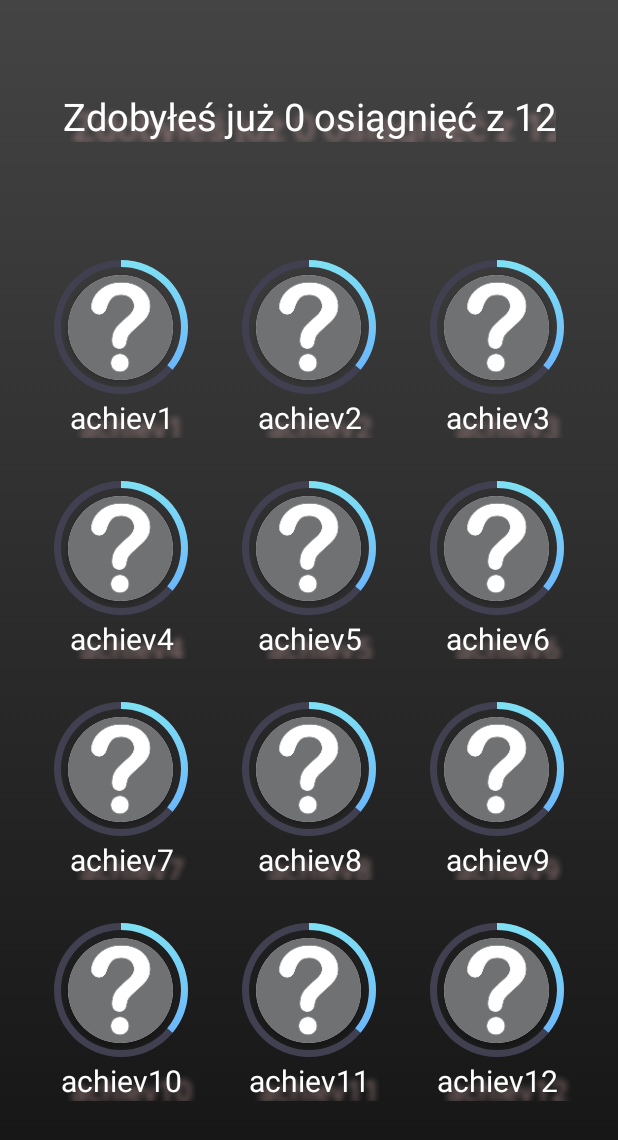
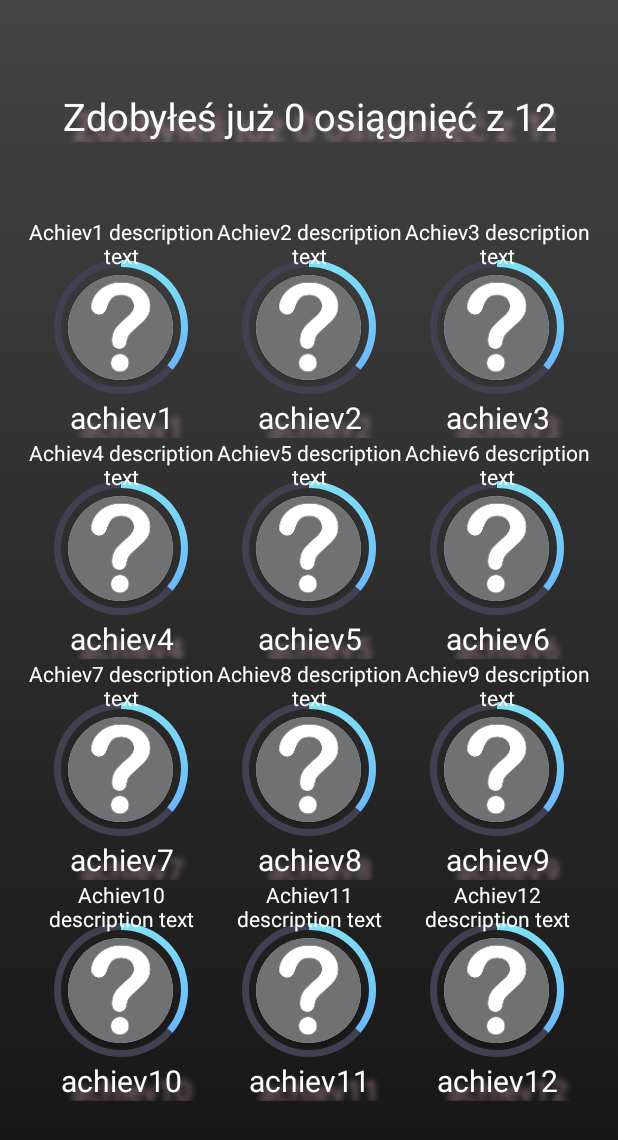
Before and after one commit to Jwalczaak/englishApp, an Android app: the screen it shows after launch (Achievements), after a tap on an icon or button, on a phone screen of 412 x 824 dp. Shown: the top 1140 px of the screen. Run offline under Robolectric (Android 15) with nearby library versions, the phone set to English and light mode, and no system bars.

Commit message:
Added description text to Achievements

```diff
--- a/app/src/main/java/com/example/ijapp/Achievements.java
+++ b/app/src/main/java/com/example/ijapp/Achievements.java
@@ -2,7 +2,9 @@ package com.example.ijapp;
 
 import androidx.appcompat.app.AppCompatActivity;
 
+import android.graphics.Color;
 import android.os.Bundle;
+import android.os.Debug;
 import android.util.Log;
 import android.view.ViewGroup;
 import android.widget.ProgressBar;
@@ -14,11 +16,19 @@ import android.view.View;
 import java.lang.reflect.Field;
 import java.util.ArrayList;
 import java.util.Random;
+import android.widget.RelativeLayout.LayoutParams;
+
+import org.w3c.dom.Text;
+
 
 public class Achievements extends AppCompatActivity {
 
-    ArrayList<ProgressBar> progressBars = new ArrayList();
-    int achivAll = 12;
+    ArrayList<ProgressBar> progressBars   = new ArrayList();
+    ArrayList<TextView>    achievNames    = new ArrayList();
+    ArrayList<Integer>     descriptionIDs = new ArrayList();
+
+
+    int achivAll  = 12;
     int achivDone = 0;
 
     @Override
@@ -28,7 +38,7 @@ public class Achievements extends AppCompatActivity {
         getProgressBars(getWindow().getDecorView());
         setRandomProgress(progressBars);
         setAchivText();
-
+        addAchievDescription();
     }
 
     void setAchivText()
@@ -42,18 +52,59 @@ public class Achievements extends AppCompatActivity {
     {
         if(pbs.isEmpty()) return;
         for(int i = 0; i < pbs.size(); i++)
-        {
             pbs.get(i).setProgress(new Random().nextInt(100));
-        }
     }
 
-    private void getProgressBars(View v) {
+    private void getProgressBars(View v)
+    {
         ViewGroup viewgroup=(ViewGroup)v;
-        for (int i = 0; i < viewgroup.getChildCount(); i++) {
+        for (int i = 0; i < viewgroup.getChildCount(); i++)
+        {
             View v1 = viewgroup.getChildAt(i);
-            if (v1 instanceof ViewGroup) getProgressBars(v1);
+            if (v1 instanceof  ViewGroup)   getProgressBars(v1);
+            if (v1 instanceof  TextView && v1.getTag() == null)    achievNames.add( (TextView) v1);
             if (v1 instanceof  ProgressBar) progressBars.add( (ProgressBar) v1);
         }
+
+    }
+
+
+    private void addAchievDescription()
+    {
+        for(int i = 0; i < progressBars.size(); i++)
+        {
+            RelativeLayout parent;
+            if(progressBars.get(i).getParent() instanceof RelativeLayout)
+                parent = (RelativeLayout) progressBars.get(i).getParent();
+            else return;
+
+            TextView tv = new TextView(this);
+            String txt = "Achiev" + (i+1) + " description text";
+
+            tv.setText(txt);
+            tv.setTextAlignment(View.TEXT_ALIGNMENT_CENTER);
+            tv.setTextColor(Color.WHITE);
+            //tv.setVisibility(View.GONE);
+
+
+            LayoutParams layoutParams = new LayoutParams(LayoutParams.MATCH_PARENT, LayoutParams.WRAP_CONTENT);
+            layoutParams.addRule(RelativeLayout.BELOW, achievNames.get(i).getId());
+            //layoutParams.addRule(RelativeLayout.ALIGN_PARENT_BOTTOM);
+
+            descriptionIDs.add(tv.getId());
+
+            parent.addView(tv);
+        }
+
+        Log.w("DEBUG MESSAGE: ", "TOTAL NUMBER OF IDs = " + descriptionIDs.size());
+        for(int i = 0; i < descriptionIDs.size(); i++)
+            Log.w("DEBUG MESSAGE: ", "ID: " + descriptionIDs.get(i));
+
+    }
+
+    public void focusOnAchiev(View view)
+    {
+
     }
 
 
--- a/app/src/main/java/com/example/ijapp/MainActivity.java
+++ b/app/src/main/java/com/example/ijapp/MainActivity.java
@@ -23,8 +23,8 @@ public class MainActivity extends AppCompatActivity {
     public void switchActivity(View view){
         String sID;
 
-        if (view.getId() == View.NO_ID){sID = null; return;}
-        else                            sID = view.getResources().getResourceName(view.getId());
+        if (view.getId() == View.NO_ID) return;
+        else sID = view.getResources().getResourceName(view.getId());
 
         int lastSlash = sID.lastIndexOf('/');
         sID = sID.substring(lastSlash+1, sID.length());
--- a/app/src/main/res/layout/activity_achievements.xml
+++ b/app/src/main/res/layout/activity_achievements.xml
@@ -27,7 +27,7 @@
                 android:id="@+id/achievementsCount"
                 android:layout_width="wrap_content"
                 android:layout_height="wrap_content"
-
+                android:tag="achievs_text_up"
                 android:layout_marginTop="60dp"
                 android:shadowColor="@color/brown"
                 android:shadowDx="10"
@@ -84,6 +84,7 @@
 
                         <TextView
                             android:layout_width="match_parent"
+                            android:id="@+id/achiev1_name"
                             android:layout_height="wrap_content"
                             android:layout_below="@+id/achiev1_progress"
                             android:shadowColor="@color/brown"
@@ -94,6 +95,8 @@
                             android:textAlignment="center"
                             android:textColor="@color/white"
                             android:textSize="20sp" />
+
+
 
 
                     </RelativeLayout>
```
